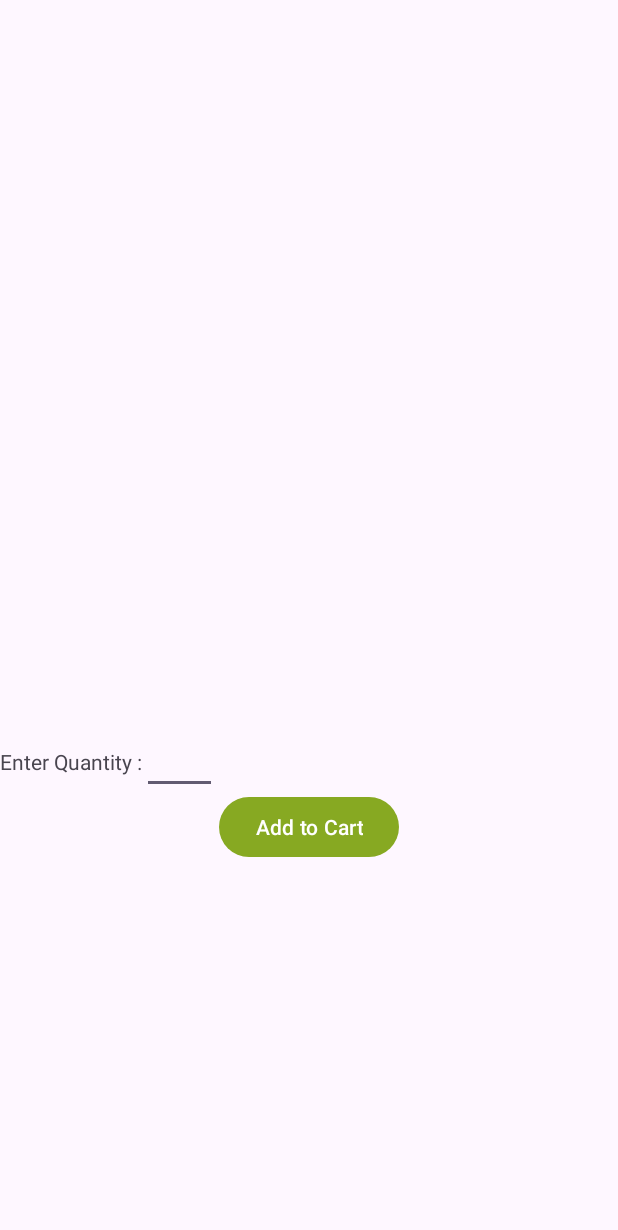
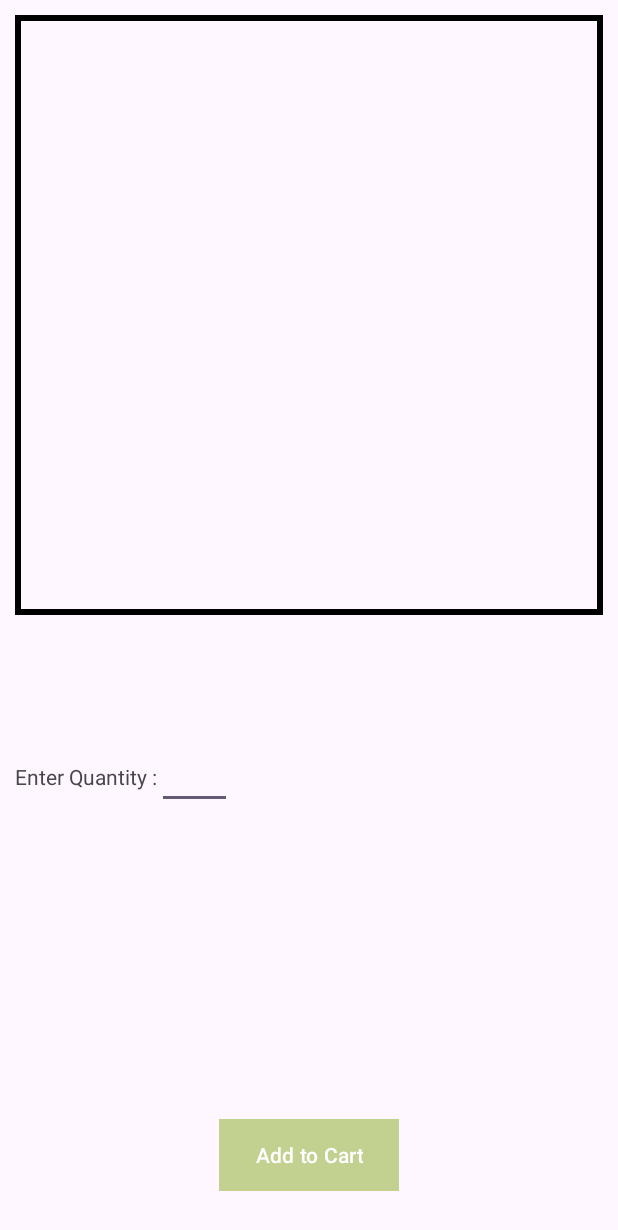
Before and after one commit to Mohiudd1n/Accessory_app, an Android app: the car_buyout screen opened directly, with no data from a screen before it, after a tap on "Add to Cart", on a phone screen of 412 x 824 dp. Shown: the top 1230 px of the screen. Run offline under Robolectric (Android 15) with nearby library versions, the phone set to English and light mode, and no system bars.

Commit message:
Updated Project

```diff
--- a/app/src/main/java/com/example/madmp1/car_buyout.java
+++ b/app/src/main/java/com/example/madmp1/car_buyout.java
@@ -45,6 +45,11 @@ public class car_buyout extends AppCompatActivity {
         buyit.setOnClickListener(new View.OnClickListener() {
             @Override
             public void onClick(View view) {
+
+                if(quantity.getText().toString().equals("")){
+                    Toast.makeText(getApplicationContext(), "Please Enter Valid Quantity!", Toast.LENGTH_LONG).show();
+                }else{
+
                 String email = dbManager.get_email();
 //                Toast.makeText(getApplicationContext(), MainActivity.userEmail, Toast.LENGTH_LONG).show();
                 String inputString = tv_price.getText().toString();
@@ -61,7 +66,7 @@ public class car_buyout extends AppCompatActivity {
                         Toast.makeText(getApplicationContext(), "Added To Cart", Toast.LENGTH_LONG).show();
                         q.setText("");
                     }
-                }
+                }}
             }
         });
     }
--- /dev/null
+++ b/app/src/main/res/drawable/border_drawable.xml
@@ -0,0 +1,13 @@
+<?xml version="1.0" encoding="utf-8"?>
+<shape xmlns:android="http://schemas.android.com/apk/res/android"
+    android:shape="rectangle">
+    <solid android:color="@android:color/transparent" />
+    <stroke
+        android:width="4dp"
+        android:color="@color/black" />
+    <padding
+        android:left="4dp"
+        android:top="4dp"
+        android:right="4dp"
+        android:bottom="4dp" />
+</shape>
--- a/app/src/main/res/layout/activity_car_buyout.xml
+++ b/app/src/main/res/layout/activity_car_buyout.xml
@@ -4,11 +4,13 @@
     xmlns:tools="http://schemas.android.com/tools"
     android:layout_width="match_parent"
     android:layout_height="match_parent"
+    android:layout_margin="10dp"
     tools:context=".car_buyout">
 
     <ImageView
         android:layout_width="match_parent"
         android:layout_height="400sp"
+        android:background="@drawable/border_drawable"
         android:layout_marginBottom="10sp"
         android:id="@+id/imageView"/>
 
@@ -18,6 +20,7 @@
         android:layout_height="wrap_content"
         android:layout_below="@+id/imageView"
         android:layout_centerHorizontal="true"
+        android:layout_centerVertical="true"
         android:layout_marginBottom="10sp"
         android:id="@+id/desc"/>
 
@@ -77,12 +80,14 @@
         android:layout_alignBaseline="@+id/quantity"
         />
     <Button
+        android:background="@color/bk"
         android:layout_width="wrap_content"
         android:layout_height="wrap_content"
         android:text="Add to Cart"
-        android:layout_below="@+id/quantity"
         android:layout_centerHorizontal="true"
+        android:layout_alignParentBottom="true"
         android:id="@+id/buyout"
+        android:layout_marginBottom="20dp"
         />
 
 </RelativeLayout>
--- a/app/src/main/res/layout/recycler_view_row.xml
+++ b/app/src/main/res/layout/recycler_view_row.xml
@@ -8,6 +8,7 @@
         android:layout_width="match_parent"
         app:cardCornerRadius="15sp"
         android:layout_height="wrap_content"
+        android:layout_margin="10dp"
         android:id="@+id/cardlayout">
 
         <RelativeLayout
@@ -16,12 +17,12 @@
             android:id="@+id/relativelayout"
             >
 
-            <View
-                android:layout_width="match_parent"
-                android:layout_height="2sp"
-                android:layout_below="@+id/imageView"
-                android:background="@color/black"
-                />
+<!--            <View-->
+<!--                android:layout_width="match_parent"-->
+<!--                android:layout_height="2sp"-->
+<!--                android:layout_below="@+id/imageView"-->
+<!--                android:background="@color/black"-->
+<!--                />-->
 
             <ImageView
                 android:id="@+id/imageView"
```
